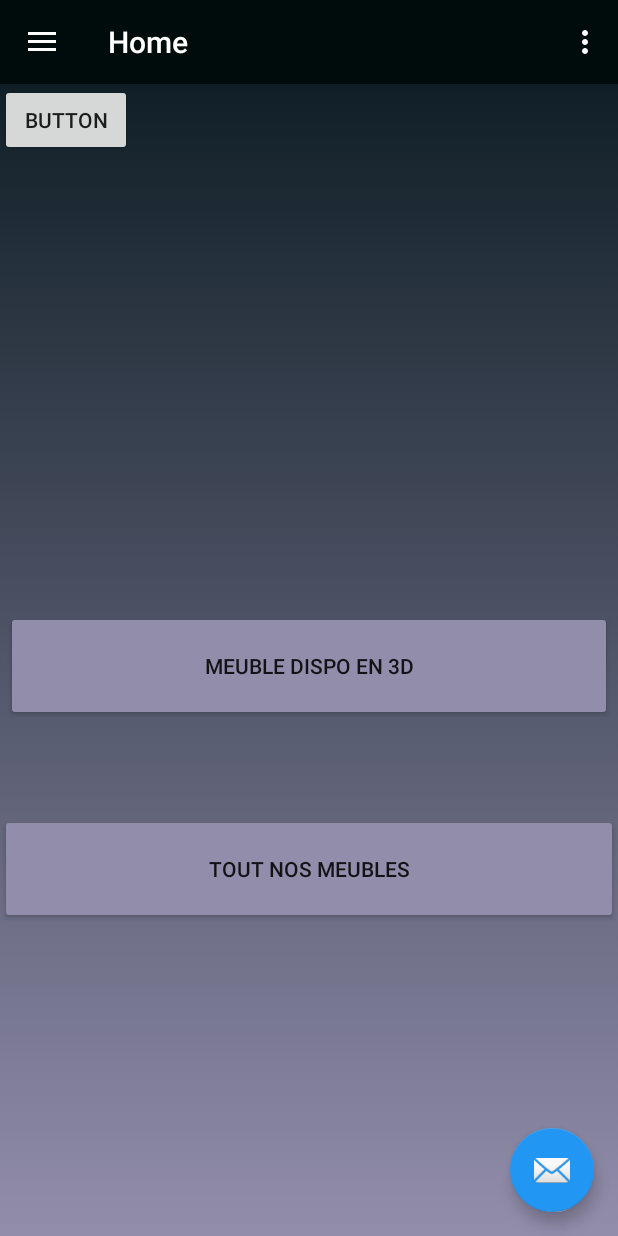
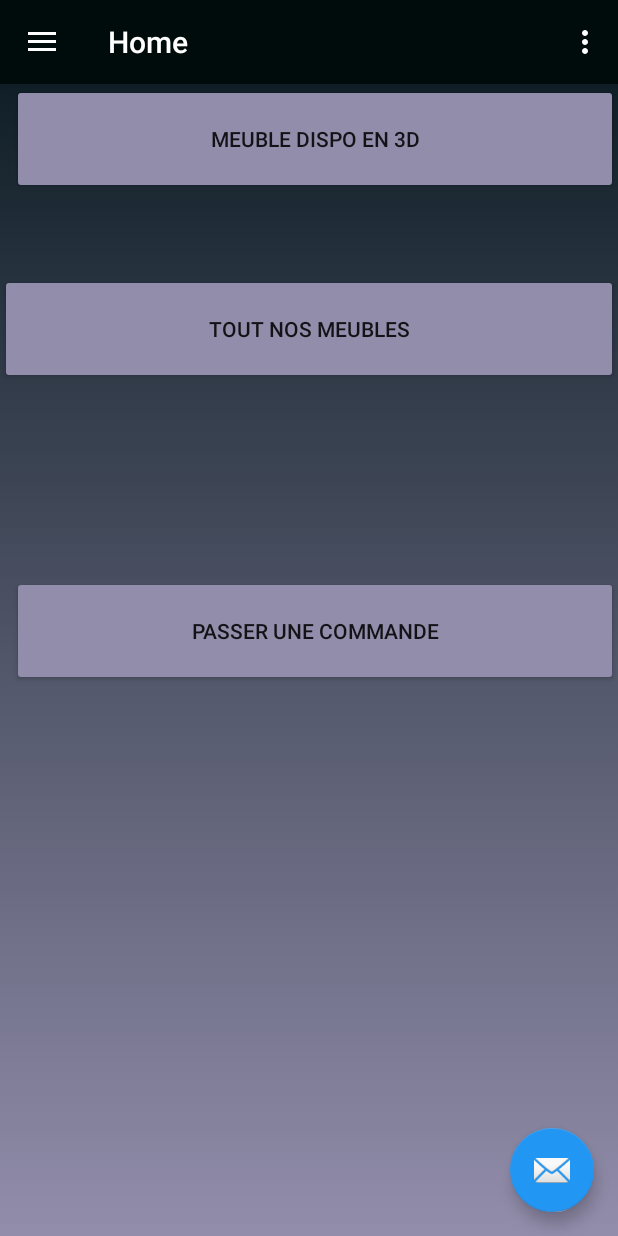
Before and after one commit to massinoLight/PFE, an Android app: the HomeFragment screen opened directly, with no data from a screen before it, on a phone screen of 412 x 824 dp. Run offline under Robolectric (Android 15) with nearby library versions, the phone set to English and light mode, and no system bars; our stand-ins replace CircleImageView, navigation-ui; libraries missing offline, so code that uses them is left out: com.firebase.ui, javax.xml.xpath.

Commit message:
UI commande et fetch data tout est ok

```diff
--- a/app/src/main/AndroidManifest.xml
+++ b/app/src/main/AndroidManifest.xml
@@ -23,7 +23,8 @@
         android:roundIcon="@mipmap/ic_logo_round"
         android:supportsRtl="true"
         android:theme="@style/AppTheme">
-        <activity android:name=".TestBDD"></activity>
+        <activity android:name=".FaireCommandeActivity"></activity>
+        <activity android:name=".TestBDD" />
         <activity android:name=".Critiques" />
         <activity android:name=".AjouterMeubles" />
         <activity android:name=".MenuPrincipalGerant" />
--- a/app/src/main/java/com/massino/pfeadelramzi/AjouterMeubles.kt
+++ b/app/src/main/java/com/massino/pfeadelramzi/AjouterMeubles.kt
@@ -13,7 +13,6 @@ import kotlinx.android.synthetic.main.activity_ajouter_meubles.*
 
 class AjouterMeubles : AppCompatActivity(), AdapterView.OnItemSelectedListener{
 
-  //  var mDatabase: DatabaseReference?=null
     override fun onCreate(savedInstanceState: Bundle?) {
         super.onCreate(savedInstanceState)
         setContentView(R.layout.activity_ajouter_meubles)
@@ -28,14 +27,12 @@ class AjouterMeubles : AppCompatActivity(), AdapterView.OnItemSelectedListener{
           adapter.setDropDownViewResource(android.R.layout.simple_spinner_dropdown_item)
           spinner.adapter=adapter
       }
-      spinner.onItemSelectedListener
-
-
 
         button4.setOnClickListener{
             var nomUI = spinner.selectedItem.toString()
             var prixUI = textView2.text.toString().toInt()
             var stockUI=  textView3.text.toString().toInt()
+
 
           //  var databaseref = firebaseDatabase.getReference("MeubleDB").child(nomUI)
             var databaseref = firebaseDatabase.getReference(nomUI)
--- a/app/src/main/java/com/massino/pfeadelramzi/ui/home/HomeFragment.kt
+++ b/app/src/main/java/com/massino/pfeadelramzi/ui/home/HomeFragment.kt
@@ -1,21 +1,14 @@
 package com.massino.pfeadelramzi.ui.home
 
-import android.content.ContentValues
 import android.content.Intent
 import android.os.Bundle
-import android.util.Log
 import android.view.LayoutInflater
 import android.view.View
 import android.view.ViewGroup
 import android.widget.Button
-import android.widget.TextView
 import androidx.fragment.app.Fragment
-import androidx.lifecycle.Observer
 import androidx.lifecycle.ViewModelProviders
-import com.massino.pfeadelramzi.AjouterMeubles
-import com.massino.pfeadelramzi.ListeMeuble3DActivity
-import com.massino.pfeadelramzi.MainActivity
-import com.massino.pfeadelramzi.R
+import com.massino.pfeadelramzi.*
 import kotlinx.android.synthetic.main.fragment_home.*
 
 class HomeFragment : Fragment() {
@@ -32,15 +25,20 @@ class HomeFragment : Fragment() {
         val root = inflater.inflate(R.layout.fragment_home, container, false)
         val lesmeubles3d: Button = root.findViewById(R.id.button2)
 
+
+
+
+
+        val passs:Button=root.findViewById(R.id.bupasscomd)
         lesmeubles3d.setOnClickListener {
             val intent2 = Intent(getActivity(), ListeMeuble3DActivity::class.java)
             startActivity(intent2)
         }
-        // essaie
-        /*ajout.setOnClickListener{
-            val intent5= Intent(getActivity(), AjouterMeubles::class.java)
-            startActivity(intent5)
-        }*/
+        // passer une commande
+        passs.setOnClickListener{
+            val intentcom= Intent(getActivity(), FaireCommandeActivity::class.java)
+            startActivity(intentcom)
+        }
 
 
         return root
--- a/app/src/main/res/layout/fragment_home.xml
+++ b/app/src/main/res/layout/fragment_home.xml
@@ -12,16 +12,14 @@
         android:id="@+id/button2"
         android:layout_width="404dp"
         android:layout_height="73dp"
-        android:layout_marginStart="8dp"
-        android:layout_marginTop="8dp"
-        android:layout_marginEnd="8dp"
+        android:layout_marginTop="48dp"
         android:backgroundTint="#928DAB"
         android:text="Meuble dispo en 3D"
         android:textAlignment="center"
-        app:layout_constraintBottom_toBottomOf="parent"
         app:layout_constraintEnd_toEndOf="parent"
+        app:layout_constraintHorizontal_bias="1.0"
         app:layout_constraintStart_toStartOf="parent"
-        app:layout_constraintTop_toTopOf="parent" />
+        app:layout_constraintTop_toBottomOf="@+id/ajout" />
 
     <Button
 
@@ -34,15 +32,22 @@
         android:text="Tout nos meubles"
         app:layout_constraintBottom_toBottomOf="parent"
         app:layout_constraintEnd_toEndOf="parent"
+        app:layout_constraintHorizontal_bias="0.0"
         app:layout_constraintStart_toStartOf="parent"
-        app:layout_constraintTop_toBottomOf="@+id/button2" />
+        app:layout_constraintTop_toBottomOf="@+id/button2"
+        app:layout_constraintVertical_bias="0.0" />
 
     <Button
-        android:id="@+id/ajout"
-        android:layout_width="wrap_content"
-        android:layout_height="wrap_content"
-        android:text="Button"
-        tools:layout_editor_absoluteX="185dp"
-        tools:layout_editor_absoluteY="185dp"
+        android:id="@+id/bupasscomd"
+        android:layout_width="404dp"
+        android:layout_height="73dp"
+        android:layout_marginTop="328dp"
+        android:backgroundTint="#928DAB"
+        android:text="Passer une commande"
+        android:gravity="center"
+        app:layout_constraintEnd_toEndOf="parent"
+        app:layout_constraintHorizontal_bias="1.0"
+        app:layout_constraintStart_toStartOf="parent"
+        app:layout_constraintTop_toTopOf="parent"
         tools:ignore="MissingConstraints" />
 </androidx.constraintlayout.widget.ConstraintLayout>
--- a/app/src/main/res/values/strings.xml
+++ b/app/src/main/res/values/strings.xml
@@ -32,7 +32,6 @@
     </string-array>
 
 
-
     <!-- Facebook application ID and custom URL scheme (app ID prefixed by 'fb'). -->
     <!-- ... -->
 
```
Also changed, not shown: app/src/main/java/com/massino/pfeadelramzi/FaireCommandeActivity.kt (added, +73 -0 lines), app/src/main/res/layout/ui_faire_commande.xml (added, +72 -0 lines).
